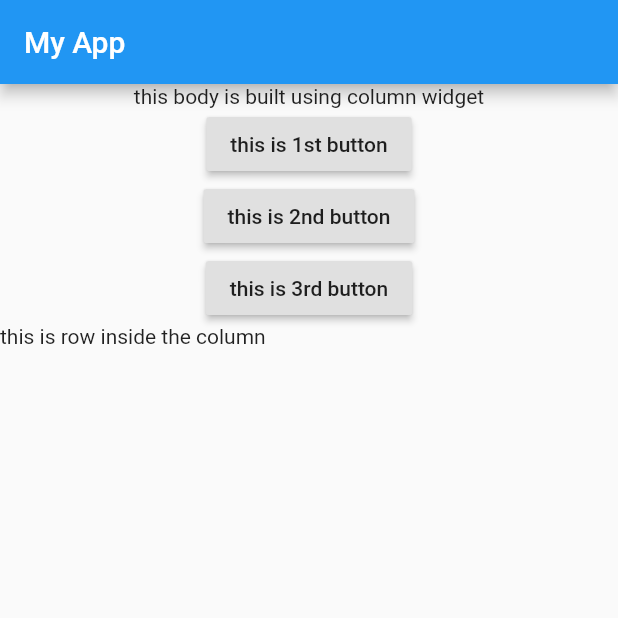
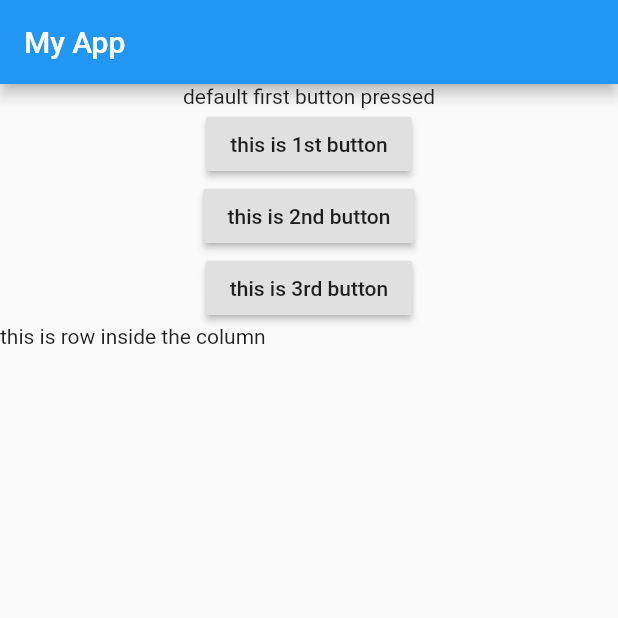
Before and after one commit to chandrababu518/flutter, a Flutter app: the screen it shows after launch, after a tap on "this is 1st button", on a phone screen of 412 x 824 dp, the top half of it. Run offline on Flutter 3.47's test engine with Material 2 defaults, Android fonts, the phone set to English and light mode, and no system bars.

Commit message:
added button widgets, display info of button clicks

```diff
--- a/lib/main.dart
+++ b/lib/main.dart
@@ -4,13 +4,20 @@ import 'package:flutter/material.dart';
 //   runApp(MyApp());
 // }
 
-void main() => runApp(MyApp(
-      password: '123',
-      userName: 'chandrababu',
-    ));
+void main() => runApp(MyApp());
 
-class MyApp extends StatelessWidget {
-  String userName, password;
+
+class MyApp extends StatefulWidget {
+  @override
+  State<StatefulWidget> createState() {
+    // TODO: implement createState
+    return MyAppState();
+  }
+
+}
+class MyAppState extends State<MyApp>{
+
+  var infoText = "this body is built using column widget";
 
   @override
   Widget build(BuildContext context) {
@@ -23,15 +30,19 @@ class MyApp extends StatelessWidget {
         ),
         body: Column(
           children: [
-            Text("this body is built using column widget"),
+            Text(infoText),
             RaisedButton(
                 child: Text("this is 1st button"),
                 onPressed: firstButtonPressed),
             RaisedButton(
-                child: Text("this is 2nd button"), onPressed: () => {}),
+                child: Text("this is 2nd button"), onPressed: () =>firstButtonPressed(whichButton: "2nd button pressed") ),
             RaisedButton(
               child: Text("this is 3rd button"),
-              onPressed: () {},
+              onPressed: () {
+                setState(() {
+                  infoText = '3rd button pressed';
+                });
+              },
             ),
             Row(
               children: [Text('this is row inside the column')],
@@ -42,10 +53,11 @@ class MyApp extends StatelessWidget {
     );
   }
 
-  void firstButtonPressed() {}
+  void firstButtonPressed({String whichButton}) {
+    setState(() {
+      infoText = whichButton==null?'default first button pressed':whichButton;
+    });
+  }
 
-  MyApp(
-      {String this.userName = 'default username', @required String password}) {
-    this.password = password;
-  }
+
 }
```
